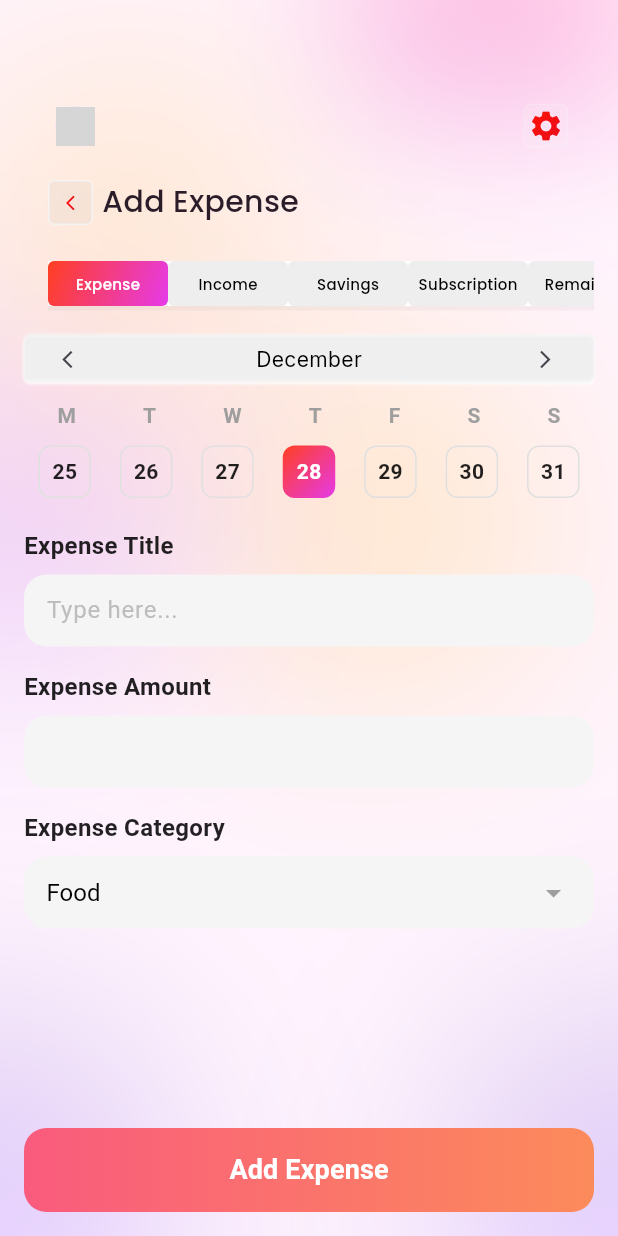
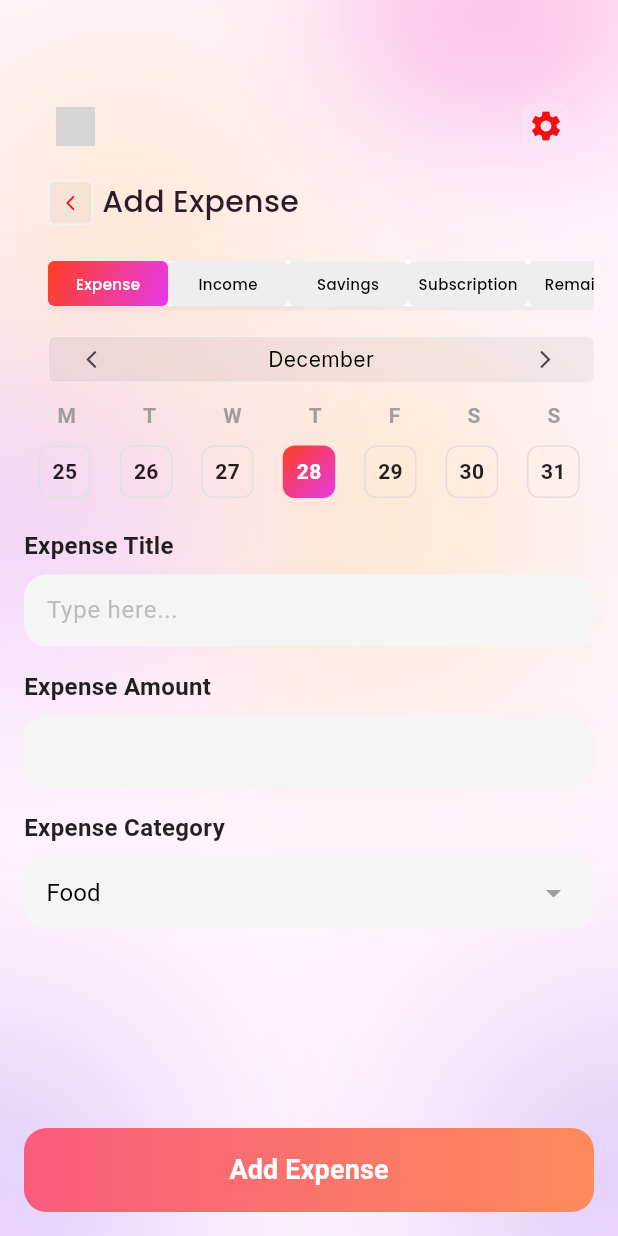
Before and after one commit to online-code-bite-md-tanvir-mahtab/income_expense_app, a Flutter app: the AddExpensePage screen opened directly, on a phone screen of 412 x 824 dp. Run offline on Flutter 3.47's test engine with Material 3 defaults, Android fonts, the phone set to English and light mode, and no system bars; our stand-ins replace get, glassmorphism, google_fonts; network calls fail; grey boxes are pictures that could not be loaded.

Commit message:
i have added new functionality

```diff
--- a/lib/modules/expanse/view/add_expanse.dart
+++ b/lib/modules/expanse/view/add_expanse.dart
@@ -219,24 +219,24 @@ class _AddExpensePageState extends State<AddExpensePage> {
       children: [
         // Header box
         Container(
+          margin: const EdgeInsets.only(left: 16),
           width: 360,
           height: 31,
           decoration: BoxDecoration(
-            color: Color(0x05000000), // black 3% opacity
+            color: Color(0xff00000008).withOpacity(0.05), // black 3% opacity
             borderRadius: BorderRadius.circular(4),
             border: Border.all(color: const Color(0xFFF4F4F4), width: 0.5),
             boxShadow: const [
               // Simulate the inner shadow by using two small outer shadows
               BoxShadow(
-                color: Color(0xffFFFFFF),
+                color: Colors.transparent,
                 offset: Offset(0, 1),
-                blurRadius: 1,
-                spreadRadius: 0,
+                blurRadius: 12
               ),
               BoxShadow(
-                color: Color(0xFFF4F4F4),
+                color: Colors.transparent,
                 offset: Offset(0, -1),
-                blurRadius: 1,
+                blurRadius: 12,
                 spreadRadius: 0,
               ),
             ],
@@ -271,7 +271,9 @@ class _AddExpensePageState extends State<AddExpensePage> {
         const SizedBox(height: 12),
 
         // Weekdays header
-        Row(
+        Container(
+
+          child: Row(
             mainAxisAlignment: MainAxisAlignment.spaceAround,
             children: const [
               Text(
@@ -303,6 +305,7 @@ class _AddExpensePageState extends State<AddExpensePage> {
                 style: TextStyle(fontWeight: FontWeight.bold, color: Colors.grey),
               ),
             ],
+          ),
         ),
 
         const SizedBox(height: 10),
```
Lines whose indentation alone changed are shown as unchanged.
